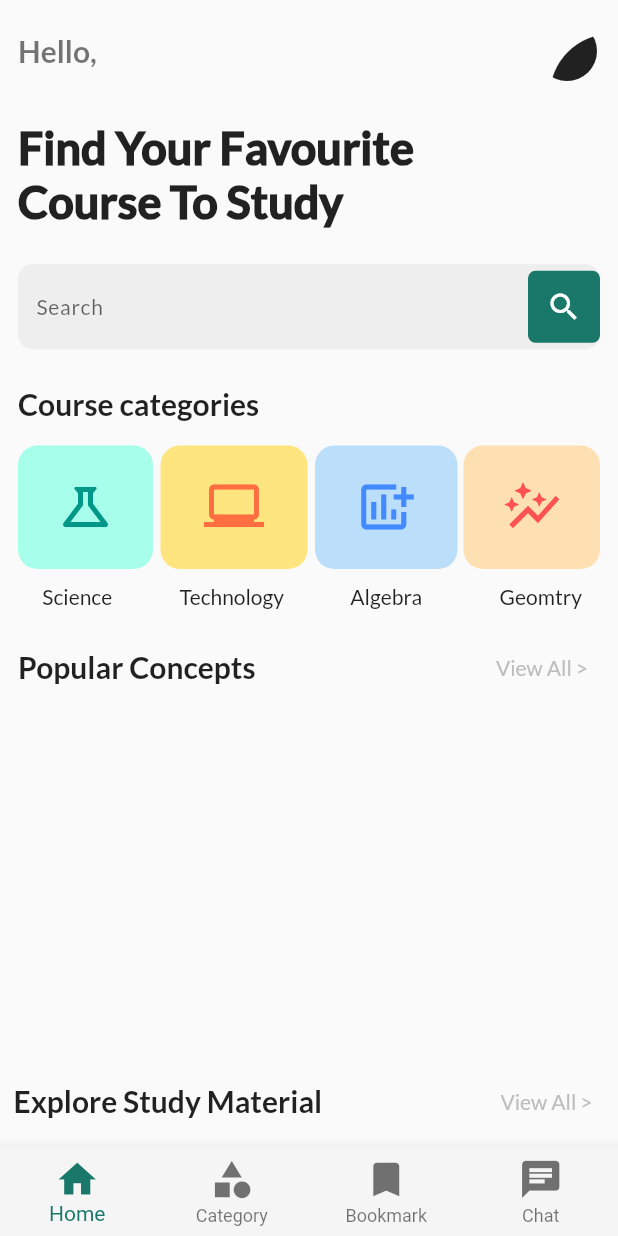
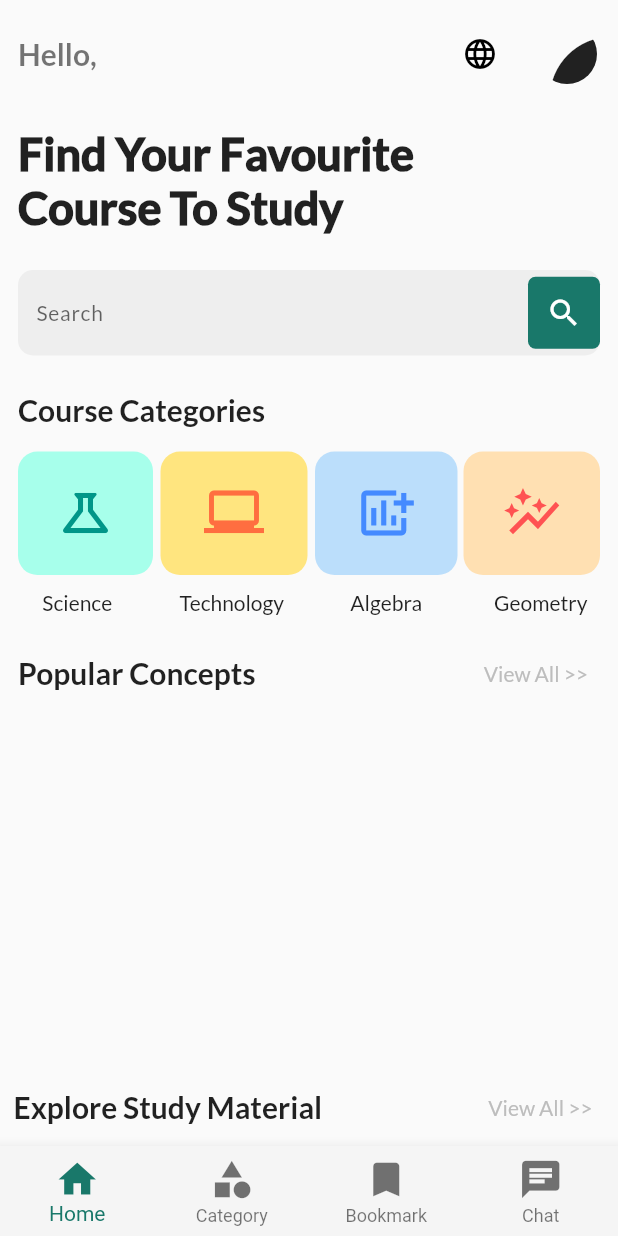
Before and after one commit to ishitakapoor26/VED, a Flutter app: the Home screen opened directly, on a phone screen of 412 x 824 dp. Run offline on Flutter 3.47's test engine with Material 2 defaults, Android fonts, the phone set to English and light mode, and no system bars; our stand-ins replace audioplayers, avatar_glow, firebase_auth, firebase_core, flutter_bluetooth_serial, google_fonts and 6 more; missing offline and left inert: advance_pdf_viewer, flutter_pdfview, mongo_dart; accounts and stored records are empty; generated files the repository leaves out were written again; network calls fail.

Commit message:
lang trans updated

```diff
--- a/lib/Dashboard/home.dart
+++ b/lib/Dashboard/home.dart
@@ -1,6 +1,7 @@
 import 'package:flutter/material.dart';
 import 'package:imagine_cup_software/chat/tutorList.dart';
 
+import '../classes/language_constants.dart';
 import '../concepts/concepts.dart';
 import '../read/pdfSelect.dart';
 import '../test_yourself/start.dart';
@@ -38,25 +39,25 @@
             icon: Icon(Icons.home,
               // color: Colors.grey,
             ),
-            label: "Home",
+            label: translation(context).home,
           ),
           BottomNavigationBarItem(
               icon: Icon(Icons.category,
                 // color: Colors.grey,
               ),
-              label: "Category"
+              label: translation(context).category
           ),
           BottomNavigationBarItem(
               icon: Icon(Icons.bookmark,
                 // color: Colors.grey,
               ),
-              label: "Bookmark"
+              label: translation(context).bookmark
           ),
           BottomNavigationBarItem(
               icon: Icon(Icons.chat,
                 // color: Colors.grey,
               ),
-              label: "Chat"
+              label: translation(context).chat
           ),
         ],
         onTap: (index){
--- a/lib/Dashboard/homepage.dart
+++ b/lib/Dashboard/homepage.dart
@@ -6,7 +6,10 @@
 import 'package:imagine_cup_software/hardware_connection/main.dart';
 import 'package:page_transition/page_transition.dart';
 
+import '../classes/language.dart';
+import '../classes/language_constants.dart';
 import '../concepts/concepts.dart';
+import '../main.dart';
 import '../read/pdfSelect.dart';
 import '../test_yourself/start.dart';
 import 'dashboard.dart';
@@ -19,7 +22,6 @@
 }
 
 class _HomepageState extends State<Homepage> {
-
   final FirebaseAuth auth = FirebaseAuth.instance;
   final GoogleSignIn googleSignIn = GoogleSignIn();
 
@@ -35,13 +37,15 @@
     String? photo = auth.currentUser?.photoURL;
     if (auth.currentUser?.photoURL != null) {
       print(photo);
-      return photo!=null?Image.network(photo,
-      height: MediaQuery.of(context).size.height/8,
-        width: MediaQuery.of(context).size.width/8,
-
-      ): Icon(Icons.account_circle);
+      return photo != null
+          ? Image.network(
+              photo,
+              height: MediaQuery.of(context).size.height / 8,
+              width: MediaQuery.of(context).size.width / 8,
+            )
+          : const Icon(Icons.account_circle);
     } else {
-      return Icon(
+      return const Icon(
         Icons.account_circle,
         size: 100,
       );
@@ -62,39 +66,88 @@
                 children: <Widget>[
                   Padding(
                     padding: const EdgeInsets.all(12.0),
-                    child: Text("Hello, ${auth.currentUser?.displayName}",
-                    style: TextStyle(
+                    child: Text(
+                      translation(context).greeting +
+                          " ${auth.currentUser?.displayName}",
+                      style: const TextStyle(
                         fontSize: 20,
                         color: Colors.black54,
                         fontFamily: "Lato",
                         fontWeight: FontWeight.w600,
-                    ),),
+                      ),
+                    ),
+                  ),
+                  Row(
+                    children: [
+                      Padding(
+                        padding: const EdgeInsets.all(12.0),
+                        child: DropdownButton<Language>(
+                          underline: const SizedBox(),
+                          icon: const Icon(
+                            Icons.language,
+                            color: Colors.black,
+                          ),
+                          onChanged: (Language? language) async {
+                            if (language != null) {
+                              Locale _locale =
+                                  await setLocale(language.languageCode);
+                              MyApp.setLocale(context, _locale);
+                            }
+                          },
+                          items: Language.languageList()
+                              .map<DropdownMenuItem<Language>>(
+                                (e) => DropdownMenuItem<Language>(
+                                  value: e,
+                                  child: Row(
+                                    mainAxisAlignment:
+                                        MainAxisAlignment.spaceAround,
+                                    children: <Widget>[
+                                      Text(
+                                        e.flag,
+                                        style: const TextStyle(fontSize: 30),
+                                      ),
+                                      Text(e.name)
+                                    ],
+                                  ),
+                                ),
+                              )
+                              .toList(),
+                        ),
                       ),
                       Padding(
                           padding: const EdgeInsets.all(14.0),
                           child: GestureDetector(
                             child: ClipOval(
                               child: SizedBox.fromSize(
-                          size: Size.fromRadius(20),
+                                size: const Size.fromRadius(20),
                                 child: getProfileImage(),
                               ),
                             ),
-                      onTap: (){
-                        Navigator.push(context, PageTransition(child: profilePage(auth.currentUser?.photoURL, auth.currentUser?.displayName) , type: PageTransitionType.rightToLeft));
+                            onTap: () {
+                              Navigator.push(
+                                  context,
+                                  PageTransition(
+                                      child: profilePage(
+                                          auth.currentUser?.photoURL,
+                                          auth.currentUser?.displayName),
+                                      type: PageTransitionType.rightToLeft));
                             },
-                    )
+                          )),
+                    ],
                   ),
                 ],
               ),
               Padding(
                 padding: const EdgeInsets.all(12.0),
-                child: Text("Find Your Favourite\nCourse To Study",
-                style: TextStyle(
+                child: Text(
+                  translation(context).dashText,
+                  style: const TextStyle(
                     fontSize: 30,
                     fontWeight: FontWeight.w900,
                     fontFamily: "Lato",
                   ),
-                maxLines: 3,),
+                  maxLines: 3,
+                ),
               ),
               Padding(
                 padding: const EdgeInsets.all(12.0),
@@ -102,7 +155,7 @@
                   children: [
                     Expanded(
                       child: TextField(
-                        style: TextStyle(
+                        style: const TextStyle(
                           letterSpacing: 0.5,
                           color: Colors.black,
                           fontFamily: "Lato",
@@ -111,20 +164,21 @@
                         ),
                         decoration: InputDecoration(
                           filled: true,
-                          fillColor:Colors.grey.shade200,
+                          fillColor: Colors.grey.shade200,
                           border: OutlineInputBorder(
                             borderRadius: BorderRadius.circular(10.0),
                             borderSide: BorderSide.none,
                           ),
-                          hintText: "Search",
+                          hintText: translation(context).search,
                           suffixIcon: Container(
                               decoration: BoxDecoration(
                                 borderRadius: BorderRadius.circular(5),
-                              color: Color(0xff19786A),
+                                color: const Color(0xff19786A),
                               ),
-                              child: Icon(Icons.search,)),
+                              child: const Icon(
+                                Icons.search,
+                              )),
                           suffixIconColor: Colors.white,
-
                         ),
                       ),
                     ),
@@ -133,12 +187,14 @@
               ),
               Padding(
                 padding: const EdgeInsets.all(12.0),
-                child: Text("Course categories",
-                style: TextStyle(
+                child: Text(
+                  translation(context).coursecategory,
+                  style: const TextStyle(
                     fontSize: 20,
                     fontFamily: "Lato",
                     fontWeight: FontWeight.w600,
-                ),),
+                  ),
+                ),
               ),
               Row(
                 mainAxisAlignment: MainAxisAlignment.spaceEvenly,
@@ -147,30 +203,35 @@
                     child: Column(
                       children: <Widget>[
                         Padding(
-                        padding: const EdgeInsets.only(left: 12.0, right: 1.0, bottom: 10, top: 4),
+                          padding: const EdgeInsets.only(
+                              left: 12.0, right: 1.0, bottom: 10, top: 4),
                           child: Container(
                             decoration: BoxDecoration(
                               borderRadius: BorderRadius.circular(13),
                               color: Colors.tealAccent.shade100,
                             ),
-                          height: MediaQuery.of(context).size.height/10,
-                          width: MediaQuery.of(context).size.width/3.8,
+                            height: MediaQuery.of(context).size.height / 10,
+                            width: MediaQuery.of(context).size.width / 3.8,
                             child: IconButton(
-                          onPressed: (){},
-                          icon: Icon(Icons.science_outlined,
+                              onPressed: () {},
+                              icon: const Icon(
+                                Icons.science_outlined,
                                 color: Colors.teal,
-                          size: 40,),
+                                size: 40,
+                              ),
                             ),
                           ),
                         ),
                         Padding(
                           padding: const EdgeInsets.only(bottom: 10.0),
-                        child: Text("Science",
-                        style: TextStyle(
+                          child: Text(
+                            translation(context).sci,
+                            style: const TextStyle(
                               fontWeight: FontWeight.w500,
                               fontFamily: "Lato",
                               fontSize: 14,
-                        ),),
+                            ),
+                          ),
                         ),
                       ],
                     ),
@@ -179,96 +240,109 @@
                     child: Column(
                       children: <Widget>[
                         Padding(
-                        padding: const EdgeInsets.only(left: 4,right: 1.0, bottom: 10, top: 4),
+                          padding: const EdgeInsets.only(
+                              left: 4, right: 1.0, bottom: 10, top: 4),
                           child: Container(
                             decoration: BoxDecoration(
                               borderRadius: BorderRadius.circular(13),
                               color: Colors.amberAccent.shade100,
                             ),
-                          height: MediaQuery.of(context).size.height/10,
-                          width: MediaQuery.of(context).size.width/3.8,
+                            height: MediaQuery.of(context).size.height / 10,
+                            width: MediaQuery.of(context).size.width / 3.8,
                             child: IconButton(
-                            onPressed: (){},
-                            icon: Icon(Icons.laptop_windows_outlined,
+                              onPressed: () {},
+                              icon: const Icon(
+                                Icons.laptop_windows_outlined,
                                 color: Colors.deepOrangeAccent,
-                              size: 40,),
+                                size: 40,
+                              ),
                             ),
                           ),
                         ),
                         Padding(
                           padding: const EdgeInsets.only(bottom: 10.0),
-                        child: Text("Technology",
-                          style: TextStyle(
+                          child: Text(
+                            translation(context).tech,
+                            style: const TextStyle(
                               fontWeight: FontWeight.w500,
                               fontFamily: "Lato",
                               fontSize: 14,
-                          ),),
+                            ),
+                          ),
                         ),
                       ],
                     ),
                   ),
-
                   Expanded(
                     child: Column(
                       children: <Widget>[
                         Padding(
-                        padding: const EdgeInsets.only(left: 4,right: 4.0,bottom: 10, top: 4),
+                          padding: const EdgeInsets.only(
+                              left: 4, right: 4.0, bottom: 10, top: 4),
                           child: Container(
                             decoration: BoxDecoration(
                               borderRadius: BorderRadius.circular(13),
                               color: Colors.blue.shade100,
                             ),
-                          height: MediaQuery.of(context).size.height/10,
-                          width: MediaQuery.of(context).size.width/3.8,
+                            height: MediaQuery.of(context).size.height / 10,
+                            width: MediaQuery.of(context).size.width / 3.8,
                             child: IconButton(
-                            onPressed: (){},
-                            icon: Icon(Icons.add_chart,
+                              onPressed: () {},
+                              icon: const Icon(
+                                Icons.add_chart,
                                 color: Colors.blueAccent,
-                              size: 40,),
+                                size: 40,
+                              ),
                             ),
                           ),
                         ),
                         Padding(
                           padding: const EdgeInsets.only(bottom: 10.0),
-                        child: Text("Algebra",
-                          style: TextStyle(
+                          child: Text(
+                            translation(context).algebra,
+                            style: const TextStyle(
                               fontWeight: FontWeight.w500,
                               fontFamily: "Lato",
                               fontSize: 14,
-                          ),),
+                            ),
+                          ),
                         ),
                       ],
                     ),
                   ),
-
                   Expanded(
                     child: Column(
                       children: <Widget>[
                         Padding(
-                        padding: const EdgeInsets.only(bottom: 10.0, right: 12, top: 4),
+                          padding: const EdgeInsets.only(
+                              bottom: 10.0, right: 12, top: 4),
                           child: Container(
                             decoration: BoxDecoration(
                               borderRadius: BorderRadius.circular(13),
                               color: Colors.orange.shade100,
                             ),
-                          height: MediaQuery.of(context).size.height/10,
-                          width: MediaQuery.of(context).size.width/3.8,
+                            height: MediaQuery.of(context).size.height / 10,
+                            width: MediaQuery.of(context).size.width / 3.8,
                             child: IconButton(
-                            onPressed: (){},
-                            icon: Icon(Icons.auto_graph_outlined,
+                              onPressed: () {},
+                              icon: const Icon(
+                                Icons.auto_graph_outlined,
                                 color: Colors.redAccent,
-                              size: 40,),
+                                size: 40,
+                              ),
                             ),
                           ),
                         ),
                         Padding(
                           padding: const EdgeInsets.only(bottom: 10.0),
-                        child: Text("Geomtry",
-                          style: TextStyle(
+                          child: Text(
+                            translation(context).geometry,
+                            style: const TextStyle(
                               fontWeight: FontWeight.w500,
                               fontFamily: "Lato",
                               fontSize: 14,
-                          ),),
+                            ),
+                          ),
                         ),
                       ],
                     ),
@@ -280,66 +354,72 @@
                 child: Row(
                   mainAxisAlignment: MainAxisAlignment.spaceBetween,
                   children: [
-                    Text("Popular Concepts",
-                      style: TextStyle(
+                    Text(
+                      translation(context).popconcept,
+                      style: const TextStyle(
                         fontWeight: FontWeight.w600,
                         fontFamily: "Lato",
                         fontSize: 20,
-                      ),),
+                      ),
+                    ),
                     GestureDetector(
-
                       child: Padding(
                         padding: const EdgeInsets.all(8.0),
                         child: Text(
-                          "View All >",
+                          translation(context).viewall,
                           style: TextStyle(
                               fontFamily: "Lato",
                               fontSize: 14,
-                            color: Colors.grey.shade400
+                              color: Colors.grey.shade400),
                         ),
                       ),
-                      ),
-                      onTap: ()=> Navigator.push(context, MaterialPageRoute(builder: (context)=>Concepts())),
+                      onTap: () => Navigator.push(
+                          context,
+                          MaterialPageRoute(
+                              builder: (context) => const Concepts())),
                     )
                   ],
                 ),
               ),
-              Container(
-                height: MediaQuery.of(context).size.height/3.5,
-                child: popularConcepts(),
+              SizedBox(
+                height: MediaQuery.of(context).size.height / 3.5,
+                child: const popularConcepts(),
               ),
               Padding(
                 padding: const EdgeInsets.all(9.0),
                 child: Row(
                   mainAxisAlignment: MainAxisAlignment.spaceBetween,
                   children: [
-                    Text("Explore Study Material",
-                      style: TextStyle(
+                    Text(
+                      translation(context).exploreMaterial,
+                      style: const TextStyle(
                         fontWeight: FontWeight.w600,
                         fontFamily: "Lato",
                         fontSize: 20,
-                      ),),
+                      ),
+                    ),
                     GestureDetector(
-
                       child: Padding(
                         padding: const EdgeInsets.all(8.0),
                         child: Text(
-                          "View All >",
+                          translation(context).viewall,
                           style: TextStyle(
                               fontFamily: "Lato",
                               fontSize: 14,
-                              color: Colors.grey.shade400
+                              color: Colors.grey.shade400),
                         ),
                       ),
-                      ),
-                      onTap: ()=> Navigator.push(context, MaterialPageRoute(builder: (context)=>PdfSelect())) ,
+                      onTap: () => Navigator.push(
+                          context,
+                          MaterialPageRoute(
+                              builder: (context) => const PdfSelect())),
                     )
                   ],
                 ),
               ),
-              Container(
-                height: MediaQuery.of(context).size.height/3.5,
-                child: exploreStudy(),
+              SizedBox(
+                height: MediaQuery.of(context).size.height / 3.5,
+                child: const exploreStudy(),
               ),
             ],
           ),
--- a/lib/chat/tutorList.dart
+++ b/lib/chat/tutorList.dart
@@ -2,6 +2,7 @@
 import 'package:imagine_cup_software/chat/tutorData.dart';
 import 'package:imagine_cup_software/dbHelper/mongodb.dart';
 
+import '../classes/language_constants.dart';
 import '../dbHelper/chatModel.dart';
 
 class chatList extends StatefulWidget {
@@ -16,7 +17,7 @@
   Widget build(BuildContext context) {
     return Scaffold(
       appBar: AppBar(
-        title: Text("Contact Tutors",
+        title: Text(translation(context).tutorsearch,
           style: TextStyle(
               fontFamily: "Lato",
               fontWeight: FontWeight.w600,
--- a/lib/concepts/concepts.dart
+++ b/lib/concepts/concepts.dart
@@ -137,7 +137,7 @@
                                       borderRadius: BorderRadius.circular(10.0),
                                       borderSide: BorderSide.none,
                                     ),
-                                    hintText: "Search Course Modules",
+                                    hintText: translation(context).coursesearch,
                                     suffixIcon: Padding(
                                       padding: const EdgeInsets.only(right: 8.0),
                                       child: Container(
```
Also changed, not shown: lib/Dashboard/place.dart (+7 -5 lines), lib/l10n/app_en.arb (+19 -2 lines), lib/l10n/app_hi.arb (+18 -2 lines), pubspec.lock. Lines whose indentation alone changed are shown as unchanged.
